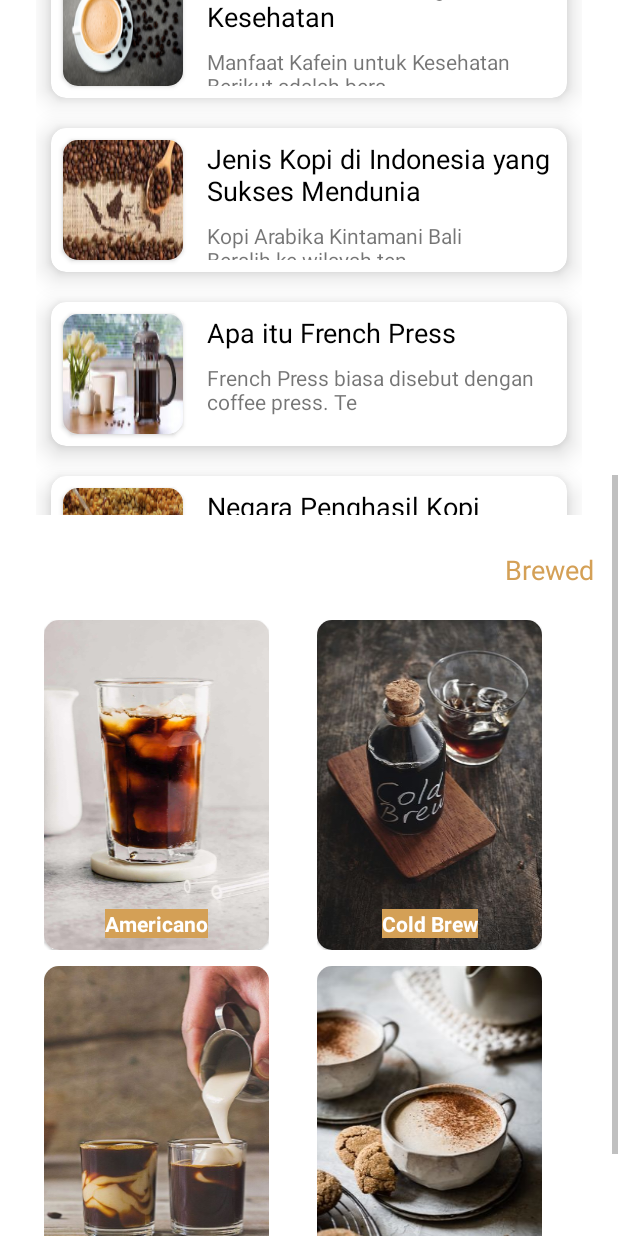
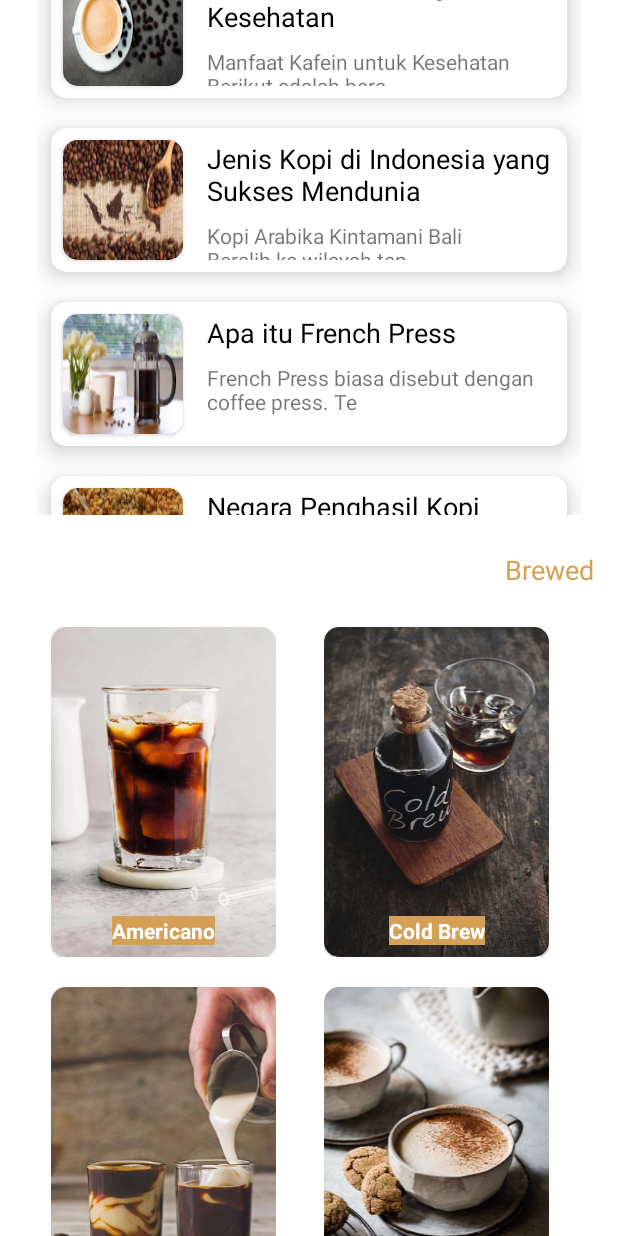
Before and after one commit to KMalif/beans.co, an Android app: the screen it shows after launch (MainActivity), scrolled down 576 dp, on a phone screen of 412 x 824 dp. Run offline under Robolectric (Android 15) with nearby library versions, the phone set to English and light mode, and no system bars.

Commit message:
justify text content

```diff
--- a/app/src/main/res/layout/activity_article.xml
+++ b/app/src/main/res/layout/activity_article.xml
@@ -74,6 +74,7 @@
                 android:layout_marginBottom="16dp"
                 android:text="@string/Placeholder"
                 android:textSize="@dimen/contentText"
+                android:justificationMode="inter_word"
                 app:layout_constraintBottom_toBottomOf="parent"
                 app:layout_constraintEnd_toEndOf="parent"
                 app:layout_constraintStart_toStartOf="parent"
--- a/app/src/main/res/layout/activity_main.xml
+++ b/app/src/main/res/layout/activity_main.xml
@@ -5,6 +5,7 @@
     xmlns:tools="http://schemas.android.com/tools"
     android:layout_width="match_parent"
     android:layout_height="match_parent"
+    android:scrollbars="none"
     tools:context="com.khafidul_mualif.beansco.MainActivity">
 
     <androidx.constraintlayout.widget.ConstraintLayout
--- a/app/src/main/res/layout/activity_species.xml
+++ b/app/src/main/res/layout/activity_species.xml
@@ -74,6 +74,7 @@
                 android:layout_marginBottom="16dp"
                 android:text="@string/Placeholder"
                 android:textSize="@dimen/contentText"
+                android:justificationMode="inter_word"
                 app:layout_constraintBottom_toBottomOf="parent"
                 app:layout_constraintEnd_toEndOf="parent"
                 app:layout_constraintStart_toStartOf="parent"
--- a/app/src/main/res/layout/list_brewed.xml
+++ b/app/src/main/res/layout/list_brewed.xml
@@ -4,7 +4,7 @@
     android:layout_width="150dp"
     android:layout_height="220dp"
     xmlns:app="http://schemas.android.com/apk/res-auto"
-    android:layout_margin="5dp">
+    android:layout_margin="10dp">
 
     <com.google.android.material.card.MaterialCardView
         android:layout_width="match_parent"
```
